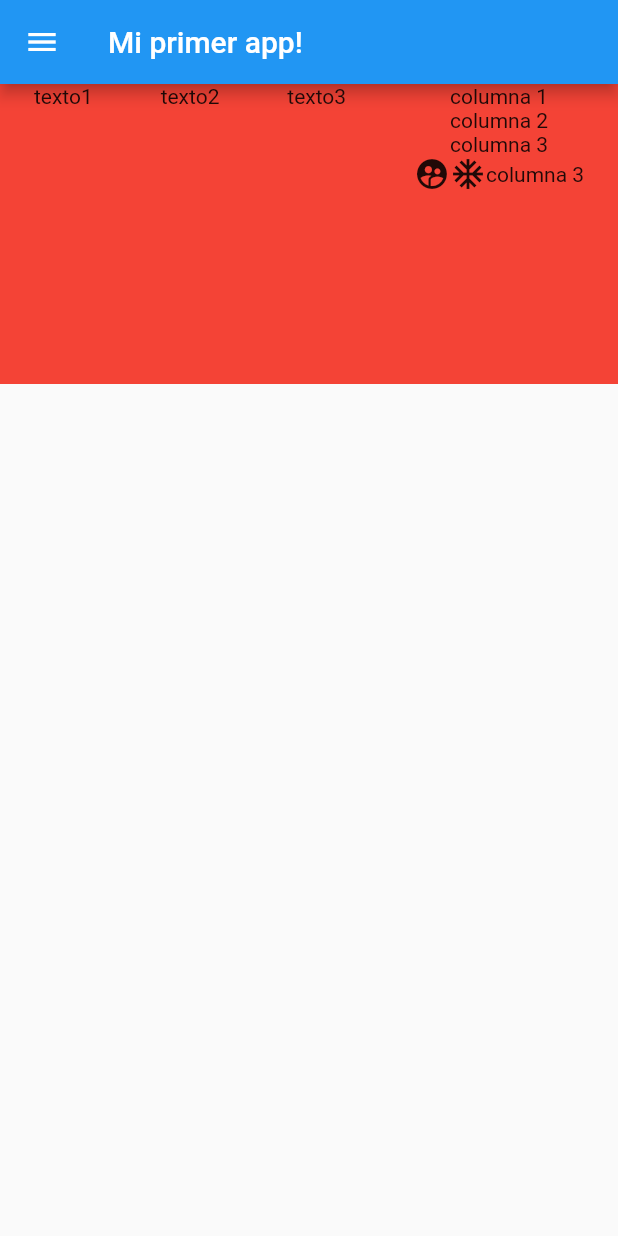
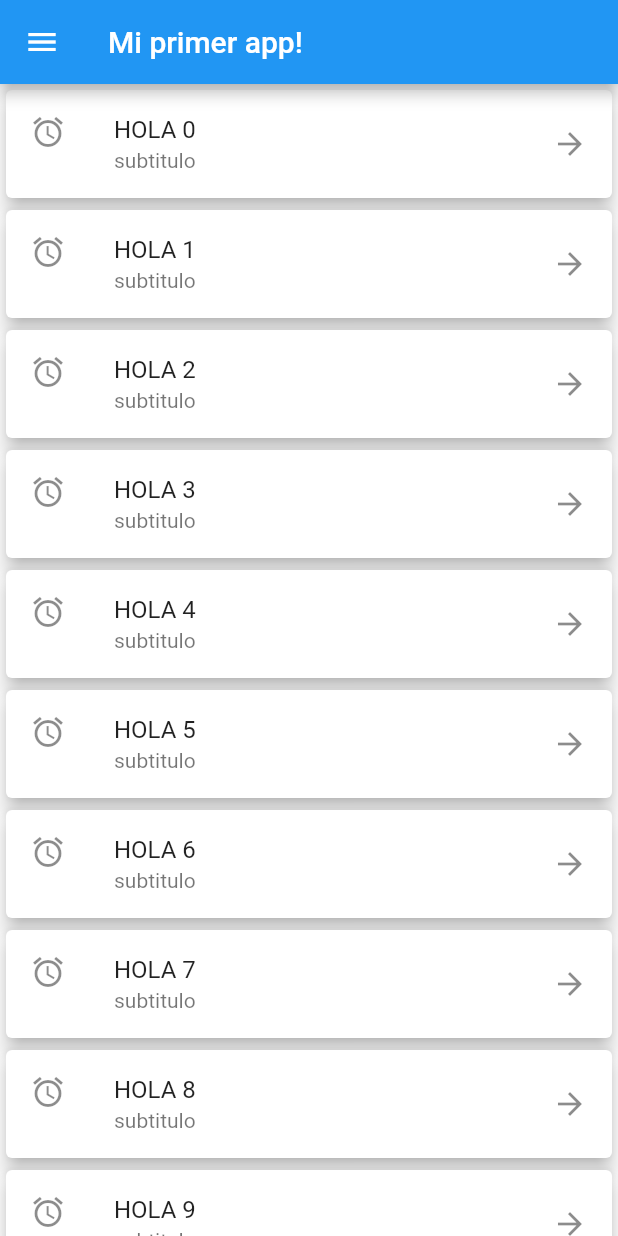
Before and after one commit to paco30amigos/curso-flutter, a Flutter app: the screen it shows after launch, on a phone screen of 412 x 824 dp. Run offline on Flutter 3.47's test engine with Material 2 defaults, Android fonts, the phone set to English and light mode, and no system bars.

Commit message:
parte3 - lista-datos

```diff
--- a/lib/features/home/ui/pages/home_page.dart
+++ b/lib/features/home/ui/pages/home_page.dart
@@ -1,4 +1,5 @@
 import 'package:flutter/material.dart';
+import 'package:holaMundo/features/home/ui/widgets/lista_datos.dart';
 import 'package:holaMundo/features/home/ui/widgets/mi_primer_widget.dart';
 
 class HomePage extends StatelessWidget {
@@ -18,7 +19,7 @@ class HomePage extends StatelessWidget {
         style: TextStyle(fontSize: 50),
       )),
       body: Container(
-        child: MiPrimerWidget(),
+        child: ListDatos(),
       ),
     );
   }
--- /dev/null
+++ b/lib/features/home/ui/widgets/lista_datos.dart
@@ -0,0 +1,28 @@
+import 'package:flutter/material.dart';
+
+class ListDatos extends StatelessWidget {
+  const ListDatos({Key key}) : super(key: key);
+
+  @override
+  Widget build(BuildContext context) {
+    return Container(
+      child: ListView.builder(
+        itemBuilder: (context, index) {
+          return Card(
+            elevation: 5,
+            child: ListTile(
+              leading: Icon(Icons.alarm),
+              trailing: Icon(Icons.arrow_forward),
+              title: Text("HOLA $index"),
+              subtitle: Text("subtitulo"),
+              onTap: () {
+                print("TAP");
+              },
+            ),
+          );
+        },
+        itemCount: 20,
+      ),
+    );
+  }
+}
--- a/lib/features/home/ui/widgets/mi_primer_widget.dart
+++ b/lib/features/home/ui/widgets/mi_primer_widget.dart
@@ -24,7 +24,9 @@ class MiPrimerWidget extends StatelessWidget {
                 children: [
                   Icon(Icons.supervised_user_circle),
                   Icon(Icons.ac_unit),
-                  Text("columna 3"),
+                  Container(
+                      margin: EdgeInsets.symmetric(vertical: 10),
+                      child: Text("columna 3")),
                 ],
               )
             ],
```
